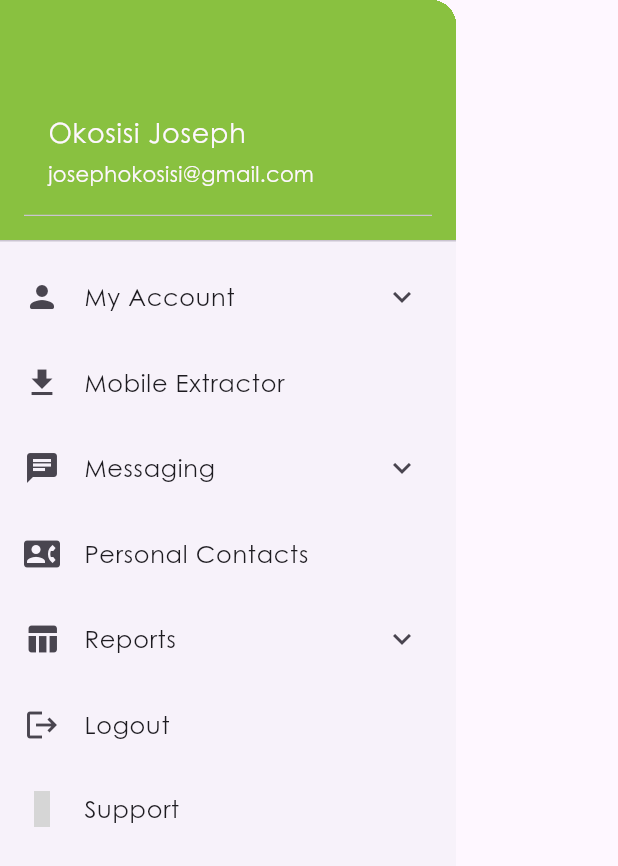
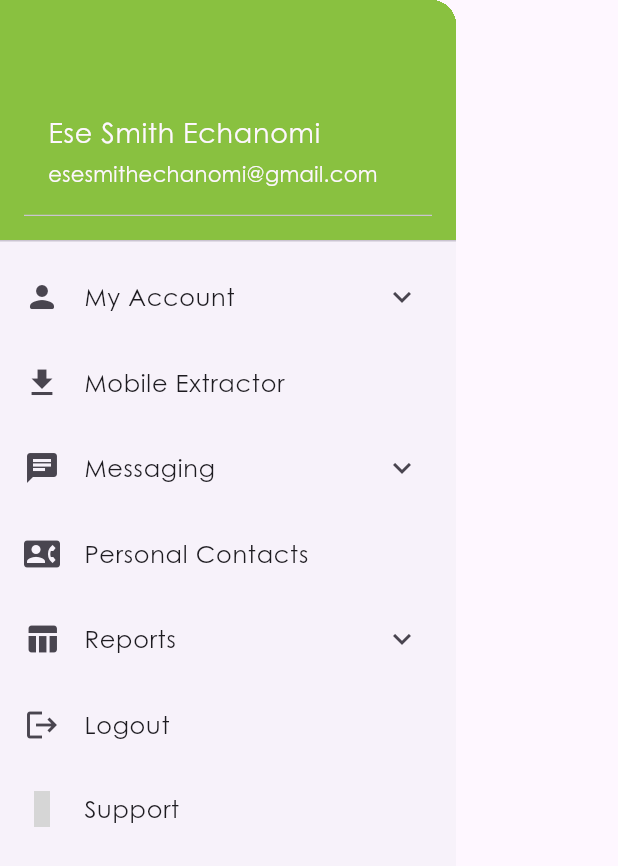
Before and after one commit to Gebor95/nbsms, a Flutter app: the DrawerWidgt widget shown alone on an empty page, opened directly, on a phone screen of 412 x 824 dp. Shown: the top 866 px of the screen. Run offline on Flutter 3.47's test engine with Material 2 defaults, Android fonts, the phone set to English and light mode, and no system bars; our stand-ins replace shared_preferences, smooth_page_indicator; accounts and stored records are empty; statements that could not run were skipped; grey boxes are pictures that could not be loaded.

Commit message:
account edit

```diff
--- a/lib/widgets/drawer_widget.dart
+++ b/lib/widgets/drawer_widget.dart
@@ -25,10 +25,10 @@ class DrawerWidgt extends StatelessWidget {
             child: UserAccountsDrawerHeader(
               decoration: BoxDecoration(color: nboldprimarycolor),
               accountName: const Text(
-                "Okosisi Joseph",
+                "Ese Smith Echanomi",
                 style: TextStyle(fontSize: 18),
               ),
-              accountEmail: const Text("josephokosisi@gmail.com"),
+              accountEmail: const Text("esesmithechanomi@gmail.com"),
             ), //UserAccountDrawerHeader
           ), //DrawerHeader
 
```
Also changed, not shown: pubspec.lock, 9 other files.
